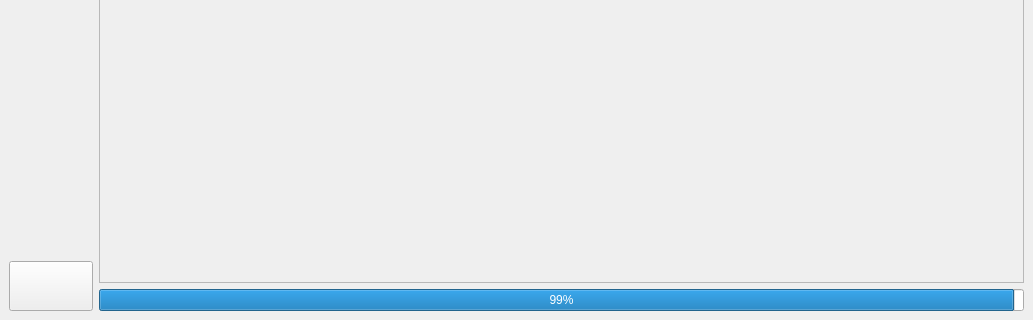
First picture: the form in gui/zawartosc/designer/gui_designer.ui, repository MariuszAKS/Projekt_IO, before the edit; both pictures show x 0 to 1033 and y 511 to 831 of the 1033 by 831 pixel window.
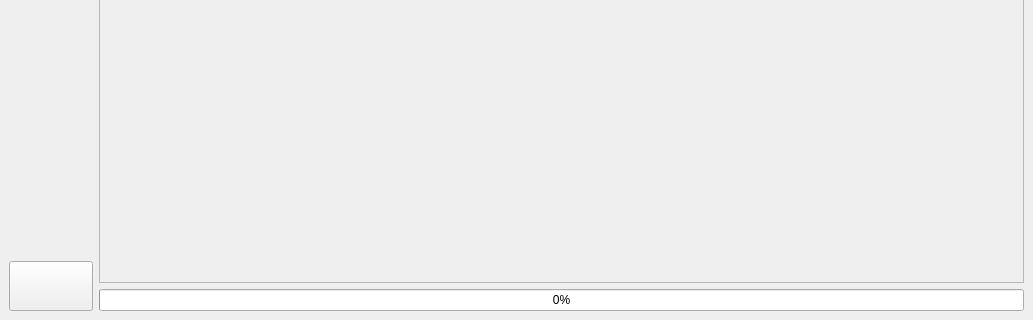
Second picture: the form after the edit. Icons and pictures are not drawn.

The edit to the form file:
```diff
--- a/gui/zawartosc/designer/gui_designer.ui
+++ b/gui/zawartosc/designer/gui_designer.ui
@@ -274,7 +274,7 @@
       <item>
        <widget class="QProgressBar" name="pasek_ladowania">
         <property name="value">
-         <number>99</number>
+         <number>0</number>
         </property>
        </widget>
       </item>
```
